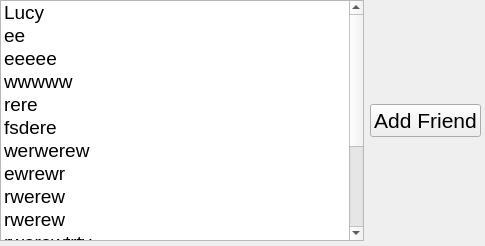
Old version of the form TcpClient/online.ui in the repository LiGengrun21/MyCloudStorage.
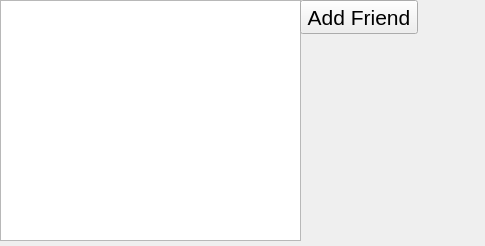
New version of the form.

Commit message: show and search online users

Patch:
```diff
--- a/TcpClient/online.ui
+++ b/TcpClient/online.ui
@@ -18,107 +18,30 @@
   <property name="windowTitle">
    <string>Form</string>
   </property>
-  <widget class="QWidget" name="">
+  <widget class="QListWidget" name="listWidget">
    <property name="geometry">
     <rect>
      <x>0</x>
      <y>0</y>
-     <width>481</width>
+     <width>301</width>
      <height>241</height>
     </rect>
    </property>
-   <layout class="QHBoxLayout" name="horizontalLayout">
-    <item>
-     <widget class="QListWidget" name="listWidget">
       <property name="font">
        <font>
         <pointsize>14</pointsize>
        </font>
       </property>
-      <item>
-       <property name="text">
-        <string>Lucy</string>
-       </property>
-      </item>
-      <item>
-       <property name="text">
-        <string>ee</string>
-       </property>
-      </item>
-      <item>
-       <property name="text">
-        <string>eeeee</string>
-       </property>
-      </item>
-      <item>
-       <property name="text">
-        <string>wwwww</string>
-       </property>
-      </item>
-      <item>
-       <property name="text">
-        <string>rere</string>
-       </property>
-      </item>
-      <item>
-       <property name="text">
-        <string>fsdere</string>
-       </property>
-      </item>
-      <item>
-       <property name="text">
-        <string>werwerew</string>
-       </property>
-      </item>
-      <item>
-       <property name="text">
-        <string>ewrewr</string>
-       </property>
-      </item>
-      <item>
-       <property name="text">
-        <string>rwerew</string>
-       </property>
-      </item>
-      <item>
-       <property name="text">
-        <string>rwerew</string>
-       </property>
-      </item>
-      <item>
-       <property name="text">
-        <string>rwerewtrty</string>
-       </property>
-      </item>
-      <item>
-       <property name="text">
-        <string>rweretryty</string>
-       </property>
-      </item>
-      <item>
-       <property name="text">
-        <string>wetretrt</string>
-       </property>
-      </item>
-      <item>
-       <property name="text">
-        <string>John</string>
-       </property>
-      </item>
-      <item>
-       <property name="text">
-        <string>Ed</string>
-       </property>
-      </item>
-      <item>
-       <property name="text">
-        <string>Luo</string>
-       </property>
-      </item>
-     </widget>
-    </item>
-    <item>
+  </widget>
      <widget class="QPushButton" name="pushButton">
+   <property name="geometry">
+    <rect>
+     <x>300</x>
+     <y>0</y>
+     <width>118</width>
+     <height>34</height>
+    </rect>
+   </property>
       <property name="font">
        <font>
         <pointsize>16</pointsize>
@@ -127,9 +50,6 @@
       <property name="text">
        <string>Add Friend</string>
       </property>
-     </widget>
-    </item>
-   </layout>
   </widget>
  </widget>
  <resources/>
```
Lines whose indentation alone changed are shown as unchanged. The commit also changes 18 other files.
